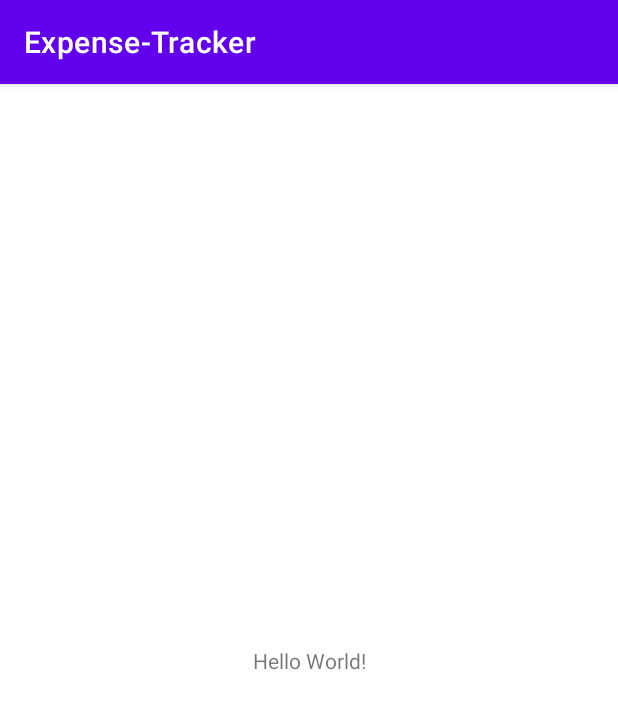
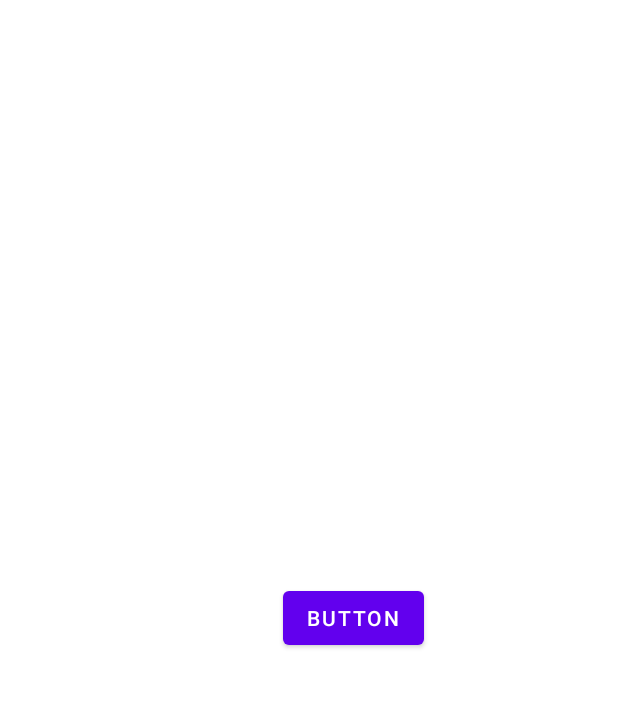
Before and after one commit to ozancanguz/Expense-Tracker, an Android app: the screen it shows after launch (MainActivity), on a phone screen of 412 x 824 dp. Shown: the top 709 px of the screen. Run offline under Robolectric (Android 15) with nearby library versions, the phone set to English and light mode, and no system bars; our stand-ins replace Dagger/Hilt's generated code.

Commit message:
-navigation setup created

```diff
--- a/app/build.gradle
+++ b/app/build.gradle
@@ -109,7 +109,7 @@ dependencies {
     def preferencesVersion = '1.2.0'
     implementation "com.github.bumptech.glide:glide:$glideVersion"
     implementation "androidx.preference:preference:$preferencesVersion"
-    apply plugin: 'com.google.gms.google-services'
+
 
 
 
--- a/app/src/main/AndroidManifest.xml
+++ b/app/src/main/AndroidManifest.xml
@@ -3,6 +3,7 @@
     xmlns:tools="http://schemas.android.com/tools">
 
     <application
+        android:name=".HiltApplication"
         android:allowBackup="true"
         android:dataExtractionRules="@xml/data_extraction_rules"
         android:fullBackupContent="@xml/backup_rules"
@@ -12,7 +13,7 @@
         android:theme="@style/Theme.ExpenseTracker"
         tools:targetApi="31">
         <activity
-            android:name=".MainActivity"
+            android:name=".ui.MainActivity"
             android:exported="true">
             <intent-filter>
                 <action android:name="android.intent.action.MAIN" />
--- /dev/null
+++ b/app/src/main/java/com/example/expense_tracker/HiltApplication.kt
@@ -0,0 +1,9 @@
+package com.example.expense_tracker
+
+import android.app.Application
+import dagger.hilt.android.HiltAndroidApp
+
+@HiltAndroidApp
+class HiltApplication:Application() {
+
+}
--- a/app/src/main/java/com/example/expense_tracker/MainActivity.kt
+++ /dev/null
@@ -1,11 +0,0 @@
-package com.example.expense_tracker
-
-import androidx.appcompat.app.AppCompatActivity
-import android.os.Bundle
-
-class MainActivity : AppCompatActivity() {
-    override fun onCreate(savedInstanceState: Bundle?) {
-        super.onCreate(savedInstanceState)
-        setContentView(R.layout.activity_main)
-    }
-}
--- /dev/null
+++ b/app/src/main/java/com/example/expense_tracker/ui/MainActivity.kt
@@ -0,0 +1,21 @@
+package com.example.expense_tracker.ui
+
+import androidx.appcompat.app.AppCompatActivity
+import android.os.Bundle
+import com.example.expense_tracker.R
+import com.example.expense_tracker.databinding.ActivityMainBinding
+import dagger.hilt.android.AndroidEntryPoint
+
+@AndroidEntryPoint
+class MainActivity : AppCompatActivity() {
+    private lateinit var binding: ActivityMainBinding
+
+    override fun onCreate(savedInstanceState: Bundle?) {
+        super.onCreate(savedInstanceState)
+        binding = ActivityMainBinding.inflate(layoutInflater)
+        setContentView(binding.root)
+
+        supportActionBar?.hide()
+
+    }
+}
--- /dev/null
+++ b/app/src/main/java/com/example/expense_tracker/ui/fragments/ListFragment.kt
@@ -0,0 +1,36 @@
+package com.example.expense_tracker.ui.fragments
+
+import android.os.Bundle
+import androidx.fragment.app.Fragment
+import android.view.LayoutInflater
+import android.view.View
+import android.view.ViewGroup
+import com.example.expense_tracker.R
+import com.example.expense_tracker.databinding.FragmentListBinding
+import dagger.hilt.android.AndroidEntryPoint
+
+@AndroidEntryPoint
+class ListFragment : Fragment() {
+
+    private var _binding: FragmentListBinding? = null
+
+    private val binding get() = _binding!!
+
+
+    override fun onCreateView(
+        inflater: LayoutInflater, container: ViewGroup?,
+        savedInstanceState: Bundle?
+    ): View? {
+        // Inflate the layout for this fragment
+        _binding = FragmentListBinding.inflate(inflater, container, false)
+        val view = binding.root
+
+
+
+        return view
+
+
+    }
+
+
+}
--- a/app/src/main/res/layout/activity_main.xml
+++ b/app/src/main/res/layout/activity_main.xml
@@ -4,15 +4,21 @@
     xmlns:tools="http://schemas.android.com/tools"
     android:layout_width="match_parent"
     android:layout_height="match_parent"
-    tools:context=".MainActivity">
+    tools:context=".ui.MainActivity">
 
-    <TextView
-        android:layout_width="wrap_content"
-        android:layout_height="wrap_content"
-        android:text="Hello World!"
+    <androidx.fragment.app.FragmentContainerView
+        android:id="@+id/fragmentContainerView"
+        android:name="androidx.navigation.fragment.NavHostFragment"
+        android:layout_width="0dp"
+        android:layout_height="0dp"
+        android:layout_marginStart="1dp"
+        android:layout_marginTop="1dp"
+        android:layout_marginEnd="1dp"
+        android:layout_marginBottom="1dp"
+        app:defaultNavHost="true"
         app:layout_constraintBottom_toBottomOf="parent"
         app:layout_constraintEnd_toEndOf="parent"
         app:layout_constraintStart_toStartOf="parent"
-        app:layout_constraintTop_toTopOf="parent" />
-
+        app:layout_constraintTop_toTopOf="parent"
+        app:navGraph="@navigation/nav" />
 </androidx.constraintlayout.widget.ConstraintLayout>
--- /dev/null
+++ b/app/src/main/res/layout/fragment_list.xml
@@ -0,0 +1,21 @@
+<?xml version="1.0" encoding="utf-8"?>
+<androidx.constraintlayout.widget.ConstraintLayout xmlns:android="http://schemas.android.com/apk/res/android"
+    xmlns:app="http://schemas.android.com/apk/res-auto"
+    xmlns:tools="http://schemas.android.com/tools"
+    android:layout_width="match_parent"
+    android:layout_height="match_parent"
+    tools:context=".ui.fragments.ListFragment">
+
+    <!-- TODO: Update blank fragment layout -->
+
+    <Button
+        android:id="@+id/button"
+        android:layout_width="wrap_content"
+        android:layout_height="wrap_content"
+        android:layout_marginEnd="128dp"
+        android:text="Button"
+        app:layout_constraintBottom_toBottomOf="parent"
+        app:layout_constraintEnd_toEndOf="parent"
+        app:layout_constraintTop_toTopOf="parent" />
+
+</androidx.constraintlayout.widget.ConstraintLayout>
--- /dev/null
+++ b/app/src/main/res/navigation/nav.xml
@@ -0,0 +1,13 @@
+<?xml version="1.0" encoding="utf-8"?>
+<navigation xmlns:android="http://schemas.android.com/apk/res/android"
+    xmlns:app="http://schemas.android.com/apk/res-auto"
+    xmlns:tools="http://schemas.android.com/tools"
+    android:id="@+id/nav"
+    app:startDestination="@id/listFragment">
+
+    <fragment
+        android:id="@+id/listFragment"
+        android:name="com.example.expense_tracker.ui.fragments.ListFragment"
+        android:label="fragment_list"
+        tools:layout="@layout/fragment_list" />
+</navigation>
--- a/app/src/main/res/values/strings.xml
+++ b/app/src/main/res/values/strings.xml
@@ -1,3 +1,5 @@
 <resources>
     <string name="app_name">Expense-Tracker</string>
+    <!-- TODO: Remove or change this placeholder text -->
+    <string name="hello_blank_fragment">Hello blank fragment</string>
 </resources>
--- a/build.gradle
+++ b/build.gradle
@@ -8,8 +8,7 @@ buildscript {
 
     dependencies {
 
-        // Add the dependency for the Google services Gradle plugin
-        classpath 'com.google.gms:google-services:4.3.14'
+
 
         def nav_version = "2.5.1"
         classpath "androidx.navigation:navigation-safe-args-gradle-plugin:$nav_version"
```
